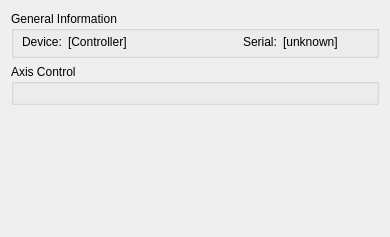
itom-project/plugins, file ThorlabsBDCServo/dockWidgetThorlabsBDCServo.ui: the form before one commit.
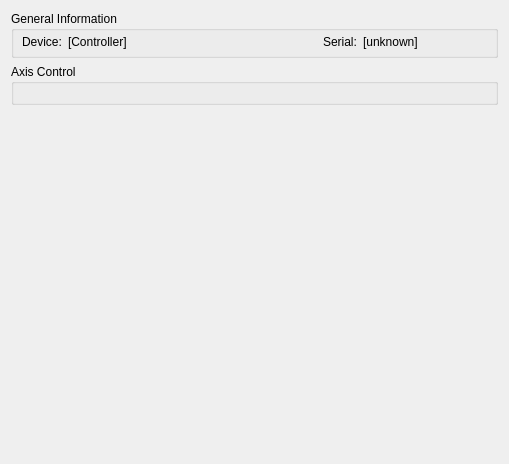
The form after the commit. Custom widgets are drawn as their Qt base class.

Patch:
```diff
--- a/ThorlabsBDCServo/dockWidgetThorlabsBDCServo.ui
+++ b/ThorlabsBDCServo/dockWidgetThorlabsBDCServo.ui
@@ -6,8 +6,8 @@
    <rect>
     <x>0</x>
     <y>0</y>
-    <width>390</width>
-    <height>237</height>
+    <width>509</width>
+    <height>464</height>
    </rect>
   </property>
   <property name="windowTitle">
```
Left out of the diff: 14 changed lines with no effect on the pictures.
